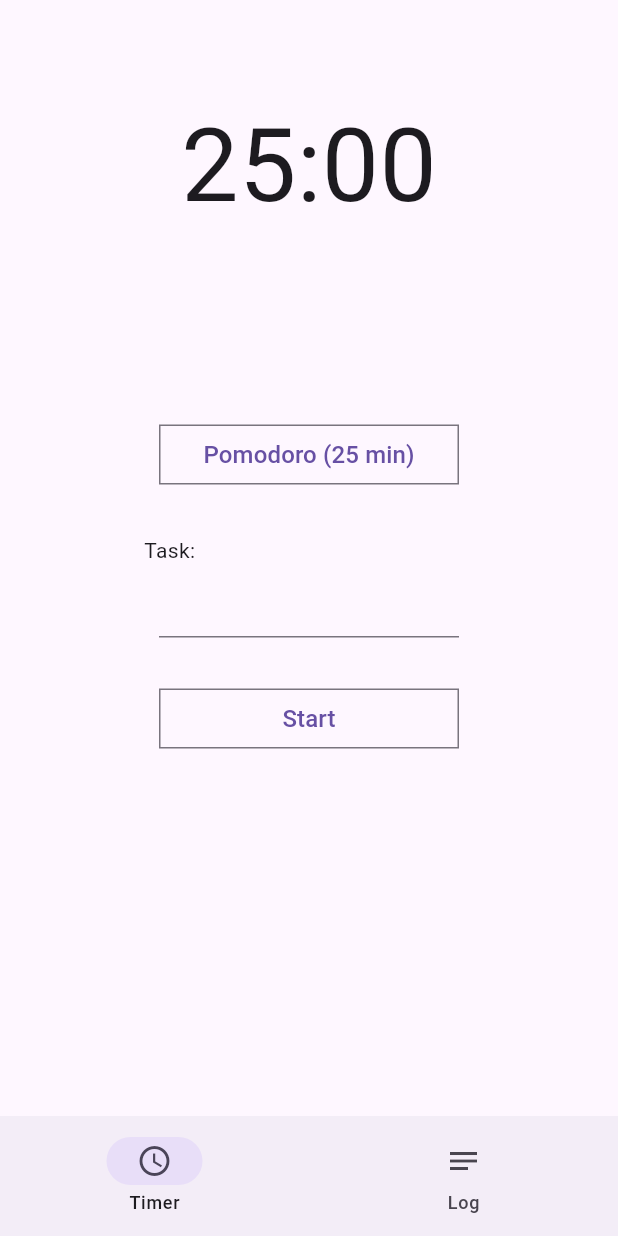
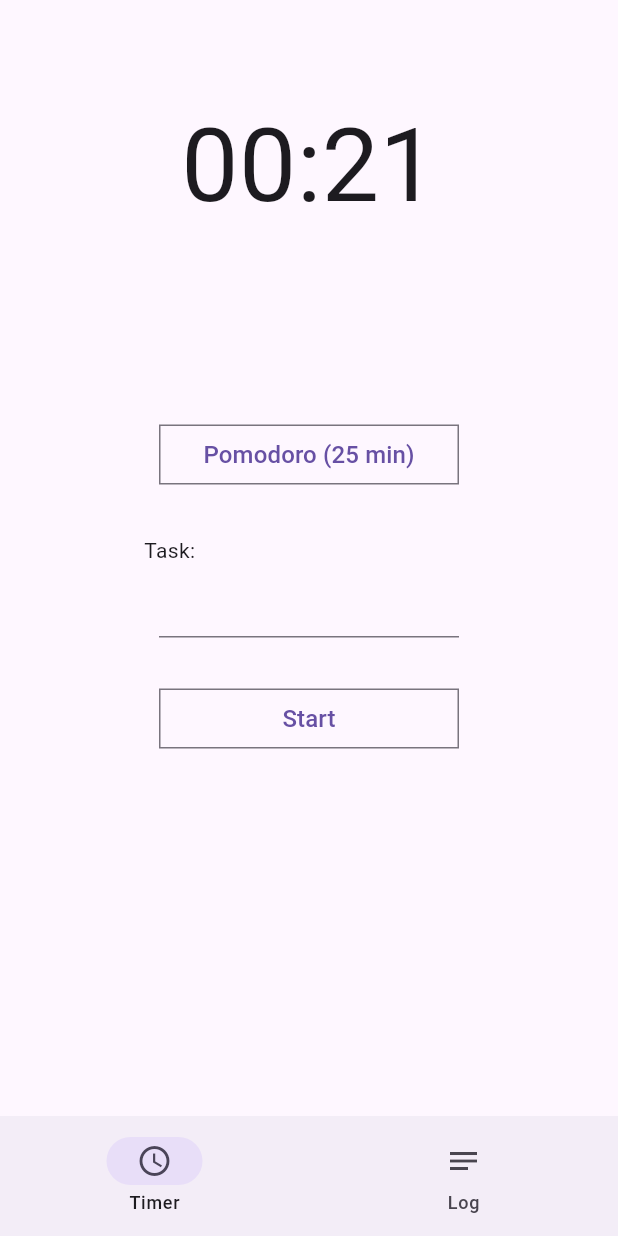
Before and after one commit to strawfervor/PomoSlice, a Flutter app: the screen it shows after launch, on a phone screen of 412 x 824 dp. Run offline on Flutter 3.47's test engine with Material 3 defaults, Android fonts, the phone set to English and light mode, and no system bars.

Commit message:
added working timer

```diff
--- /dev/null
+++ b/lib/components/square_button.dart
@@ -0,0 +1,23 @@
+import 'package:flutter/material.dart';
+
+class SquareButton extends StatelessWidget{
+  const SquareButton(this.function, {super.key, required this.buttonText});
+
+  final Function() function;
+  final String buttonText;
+
+  @override
+  Widget build(BuildContext context) {
+    return OutlinedButton(
+          onPressed: function,
+          style: ElevatedButton.styleFrom(
+            shape: const RoundedRectangleBorder(
+              borderRadius: BorderRadius.zero, // Ustawia ostre krawędzie
+            ),
+            fixedSize: const Size(200, 16),
+            padding: EdgeInsets.zero,
+          ),
+          child: Text(buttonText, style: TextStyle(fontSize: 16)),
+        );
+  }
+}
--- a/lib/main_screen.dart
+++ b/lib/main_screen.dart
@@ -2,6 +2,7 @@
 import 'package:pomoslice/log_screen.dart';
 import 'package:pomoslice/timer_screen.dart';
 import 'package:pomoslice/components/background_container.dart';
+import 'dart:async';
 
 class MainScreen extends StatefulWidget {
   const MainScreen({super.key});
@@ -12,11 +13,58 @@
 
 class _MainScreenState extends State<MainScreen> {
   int screenNumber = 0;
-  Widget currentScreen = TimerScreen();
+  int timePomodoro = 25 * 60;
+  int timeBreak = 5 * 60;
+  bool startedTimer = false;
+  int currentTimerValue = 21;
+
+  Timer? _timer;
+
+  void toggleTimer() {
+    if (!startedTimer) {
+      setState(() {
+        startedTimer = !startedTimer;
+      });
+      _timer = Timer.periodic(Duration(seconds: 1), (Timer timer) {
+        setState(() {
+          currentTimerValue--;
+        });
+        debugPrint("Curerent time: $currentTimerValue");
+        if (currentTimerValue <= 0) {
+          toggleTimer();
+          timerEnd();
+        }
+      });
+    } else {
+      _timer?.cancel();
+      setState(() {
+        startedTimer = !startedTimer;
+      });
+    }
+  }
+
+  void timerEnd() {
+    debugPrint("TIMER IS DFONEENENENENENENE");
+  }
+
+  Widget currentScreen = Text("Screen");
+
+  @override
+  void dispose() {
+    _timer?.cancel();
+    super.dispose();
+  }
 
   @override
   Widget build(context) {
-    currentScreen = (screenNumber == 0) ? TimerScreen() : LogScreen();
+    currentScreen = (screenNumber == 0)
+        ? TimerScreen(
+            timeBreak: timeBreak,
+            timePomodoro: timePomodoro,
+            toggleTimer: toggleTimer,
+            currentTimerValue: currentTimerValue,
+          )
+        : LogScreen();
     return Scaffold(
       bottomNavigationBar: NavigationBar(
         selectedIndex: screenNumber,
@@ -31,7 +79,7 @@
           NavigationDestination(icon: Icon(Icons.notes), label: 'Log'),
         ],
       ),
-        body: SafeArea(child: BackgroundContainer(child: currentScreen)),
+      body: SafeArea(child: BackgroundContainer(child: currentScreen)),
     );
   }
 }
--- a/lib/timer_screen.dart
+++ b/lib/timer_screen.dart
@@ -1,50 +1,47 @@
 import 'package:flutter/material.dart';
 import 'package:pomoslice/components/tasks_autocomplete.dart';
+import 'package:pomoslice/components/square_button.dart';
+
 
 class TimerScreen extends StatefulWidget {
-  const TimerScreen({super.key});
+  const TimerScreen({super.key, this.timePomodoro, this.timeBreak, required this.toggleTimer, required this.currentTimerValue});
+
+  final int? timeBreak;
+  final int? timePomodoro;
+  final Function() toggleTimer;
+  final int currentTimerValue;
 
   @override
   State<TimerScreen> createState() => _TimerScreenState();
 }
 
 class _TimerScreenState extends State<TimerScreen> {
+  late Function() toggleTimer;
+
+  @override
+  void initState() {
+    super.initState();
+    toggleTimer = widget.toggleTimer;
+  }
+
   @override
   Widget build(context) {
+    String minutes = (widget.currentTimerValue / 60).toInt().toString().padLeft(2, '0');
+    String seconds = (widget.currentTimerValue % 60).toString().padLeft(2, '0');
     return Column(
       children: [
         SizedBox(height: 30),
         Text(
-          "25:00",
+          "$minutes:$seconds",
           style: TextStyle(fontSize: 68, fontWeight: FontWeight.w400),
         ),
         SizedBox(height: 120),
-        OutlinedButton(
-          onPressed: () => {},
-          style: ElevatedButton.styleFrom(
-            shape: const RoundedRectangleBorder(
-              borderRadius: BorderRadius.zero, // Ustawia ostre krawędzie
-            ),
-            fixedSize: const Size(200, 16),
-            padding: EdgeInsets.zero,
-          ),
-          child: Text("Pomodoro (25 min)", style: TextStyle(fontSize: 16)),
-        ),
+        SquareButton(() {}, buttonText: "Pomodoro (25 min)"),
         SizedBox(height: 30),
         Align(alignment: Alignment.bottomLeft, child: Text("Task:")),
         SizedBox(width: 200, child: TasksAutocomplete()),
         SizedBox(height: 30),
-        OutlinedButton(
-          onPressed: () => {},
-          style: ElevatedButton.styleFrom(
-            shape: const RoundedRectangleBorder(
-              borderRadius: BorderRadius.zero, // Ustawia ostre krawędzie
-            ),
-            fixedSize: const Size(200, 16),
-            padding: EdgeInsets.zero,
-          ),
-          child: Text("Start", style: TextStyle(fontSize: 16)),
-        ),
+        SquareButton(toggleTimer, buttonText: "Start"),
       ],
     );
   }
```
